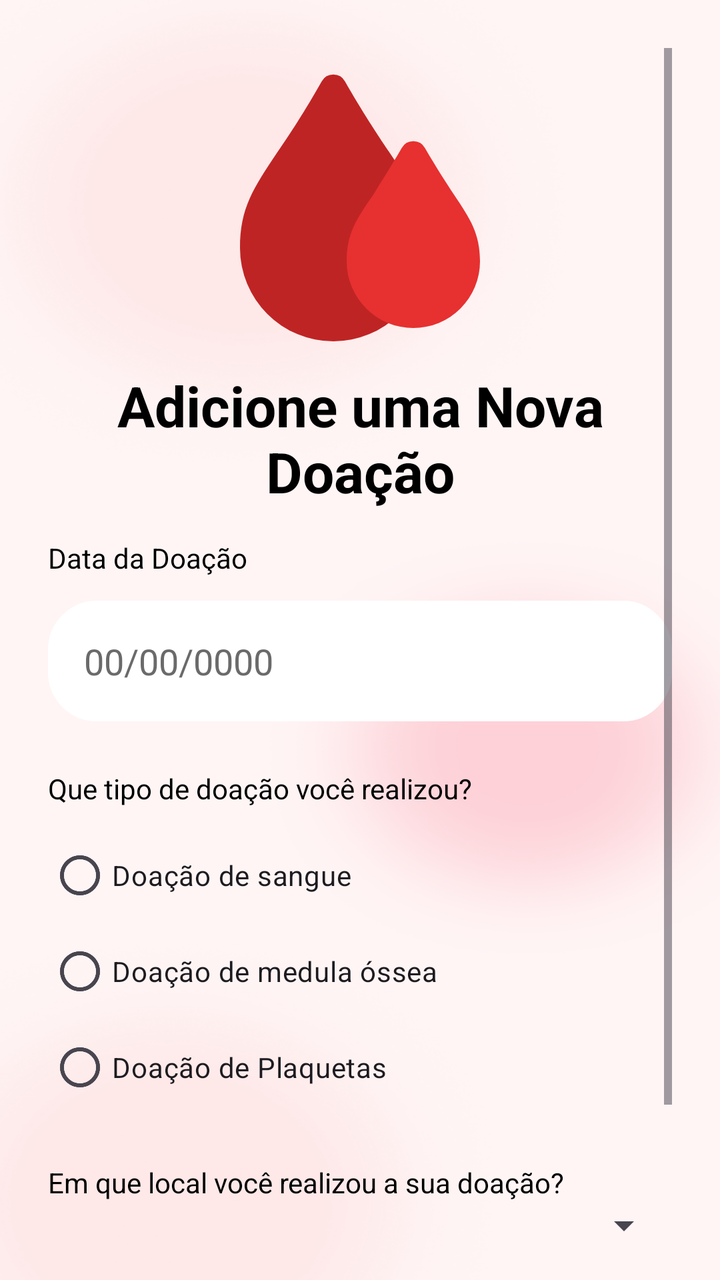
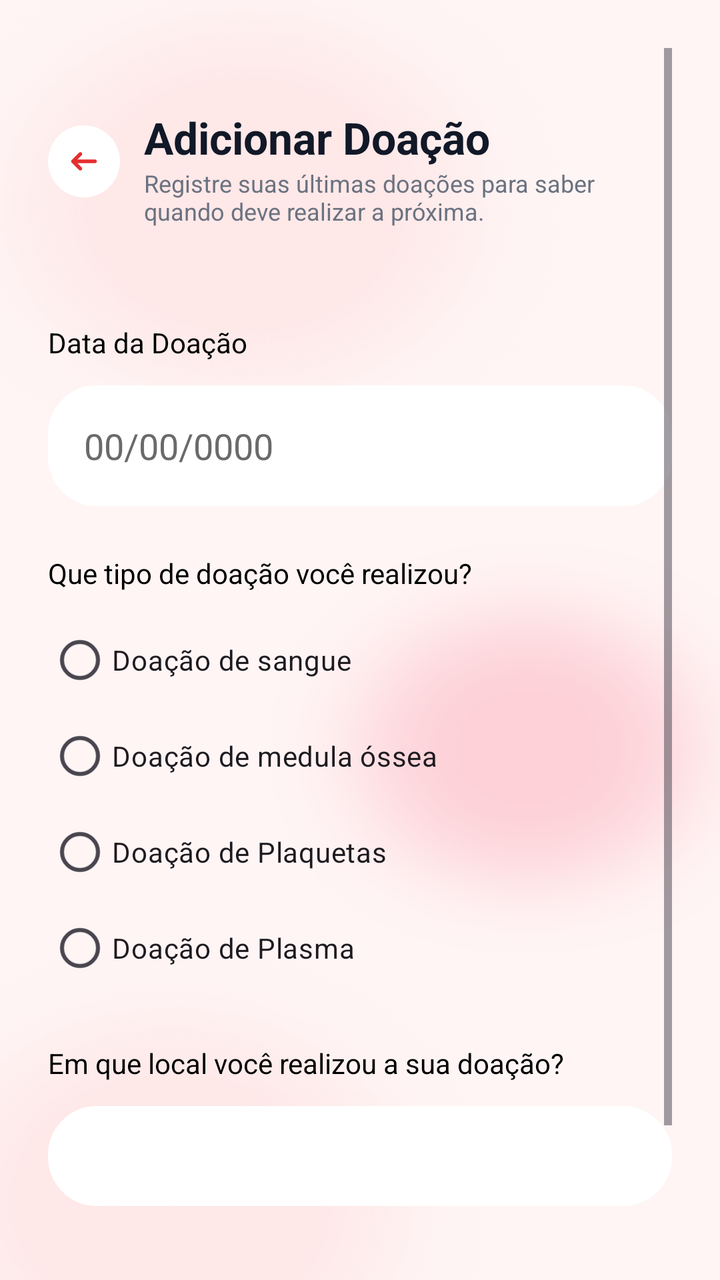

Compare the two renders of this Android layout. The source of the first and the diff that turns it into the second are given below.
<!-- AndroidManifest.xml: application theme Theme.Hemo_Conecta -->
<!-- res/layout/fragment_adicionar_doacao.xml -->
<?xml version="1.0" encoding="utf-8"?>
<ScrollView
    xmlns:android="http://schemas.android.com/apk/res/android"
    xmlns:app="http://schemas.android.com/apk/res-auto"
    xmlns:tools="http://schemas.android.com/tools"
    android:id="@+id/main"
    android:layout_width="match_parent"
    android:layout_height="match_parent"
    android:padding="24dp"
    android:background="@drawable/back_foto"
    android:fillViewport="true">

    <androidx.constraintlayout.widget.ConstraintLayout
        android:layout_width="match_parent"
        android:layout_height="wrap_content">

        <LinearLayout
            android:id="@+id/linear1"
            android:layout_width="wrap_content"
            android:layout_height="wrap_content"
            android:orientation="vertical"
            app:layout_constraintEnd_toEndOf="parent"
            app:layout_constraintStart_toStartOf="parent"
            app:layout_constraintTop_toTopOf="parent">

            <ImageView
                android:id="@+id/imgLogo"
                android:layout_width="160dp"
                android:layout_height="160dp"
                android:src="@drawable/logo" />
        </LinearLayout>

        <TextView
            android:id="@+id/textLogo1"
            android:layout_width="wrap_content"
            android:layout_height="wrap_content"
            android:gravity="center"
            android:text="Adicione uma Nova Doação"
            android:textColor="@color/black"
            android:textSize="28sp"
            android:textStyle="bold"
            app:layout_constraintBottom_toTopOf="@id/text_data_doacao"
            app:layout_constraintEnd_toEndOf="parent"
            app:layout_constraintStart_toStartOf="parent"
            app:layout_constraintTop_toBottomOf="@id/linear1" />

            
                <TextView
                    android:id="@+id/text_data_doacao"
                    android:layout_width="wrap_content"
                    android:layout_height="wrap_content"
                    android:text="Data da Doação"
                    android:textColor="@color/black"
                    android:textSize="14sp"
                    android:layout_marginTop="15dp"
                    app:layout_constraintTop_toBottomOf="@id/textLogo1"/>

                <EditText
                    android:layout_width="match_parent"
                    android:layout_height="wrap_content"
                    android:id="@+id/data_doacao_input"
                    android:hint="00/00/0000"
                    android:textColor="@color/cinza"
                    android:textColorHint="@color/cinza"
                    android:textSize="18sp"
                    android:background="@drawable/rounded_corner"
                    android:padding="18dp"
                    android:layout_marginTop="12dp"
                    android:backgroundTint="@color/white"
                    app:layout_constraintTop_toBottomOf="@id/text_data_doacao"/>

        
        <TextView
            android:id="@+id/text_tipo_doacao"
            android:layout_width="match_parent"
            android:layout_height="wrap_content"
            android:text="Que tipo de doação você realizou?"
            android:textSize="14sp"
            android:textColor="@color/black"
            android:layout_marginTop="24dp"
            app:layout_constraintTop_toBottomOf="@id/data_doacao_input"/>

        <RadioGroup
            android:id="@+id/radio_group_doacao"
            android:layout_width="match_parent"
            android:layout_height="wrap_content"
            android:layout_marginTop="10dp"
            app:layout_constraintTop_toBottomOf="@id/text_tipo_doacao">

            <RadioButton
                android:id="@+id/option_doacao_sangue"
                android:layout_width="match_parent"
                android:layout_height="wrap_content"
                android:text="Doação de sangue"/>

            <RadioButton
                android:id="@+id/option_doacao_medula"
                android:layout_width="match_parent"
                android:layout_height="wrap_content"
                android:text="Doação de medula óssea"/>

            <RadioButton
                android:id="@+id/option_doacao_plaquetas"
                android:layout_width="match_parent"
                android:layout_height="wrap_content"
                android:text="Doação de Plaquetas"/>
        </RadioGroup>

        
        <TextView
            android:id="@+id/text_local_doacao"
            android:layout_width="match_parent"
            android:layout_height="wrap_content"
            android:text="Em que local você realizou a sua doação?"
            android:textSize="14sp"
            android:textColor="@color/black"
            android:layout_marginTop="24dp"
            app:layout_constraintTop_toBottomOf="@id/radio_group_doacao"/>

        <Spinner
            android:layout_width="match_parent"
            android:layout_height="wrap_content"
            android:id="@+id/spinner_local_doacao"
            android:padding="8dp"
            app:layout_constraintTop_toBottomOf="@id/text_local_doacao"/>
        
        <Button
                android:layout_width="match_parent"
                android:layout_height="wrap_content"
                android:text="Cadastrar Doação"
                android:textColor="@color/white"
                android:backgroundTint="@color/vermelho"
                android:padding="18dp"
                android:textSize="18sp"
                android:layout_marginTop="24dp"
                android:id="@+id/buttonCadastrarDoacao"
                app:layout_constraintTop_toBottomOf="@id/spinner_local_doacao"/>
        
    </androidx.constraintlayout.widget.ConstraintLayout>
</ScrollView>
<!-- resources referenced by this layout -->
<resources>
  <color name="black">#000000</color>
  <color name="cinza">#6B6A6A</color>
  <color name="vermelho">#BF2424</color>
  <color name="white">#FFFFFF</color>
  <!-- drawable back_foto: png bitmap (drawable, 76642 bytes) -->
  <!-- drawable logo (drawable) -->
  <vector xmlns:android="http://schemas.android.com/apk/res/android" android:height="60dp" android:viewportHeight="24" android:viewportWidth="24" android:width="60dp">
      <path android:fillColor="#BF2424" android:pathData="M14.17,7.78c-0.89,-1.33 -2,-3 -3.3,-5.28a1,1 0,0 0,-1.74 0c-1.31,2.31 -2.41,4 -3.3,5.28C4,10.52 3,12 3,15a7,7 0,0 0,14 0C17,12 16,10.52 14.17,7.78Z"/>
      <path android:fillColor="#E73030" android:pathData="M19.05,11c-0.58,-0.88 -1.31,-2 -2.18,-3.5a1,1 0,0 0,-1.74 0C14.26,9 13.53,10.12 13,11 11.73,12.82 11,13.92 11,16a5,5 0,0 0,10 0C21,13.92 20.27,12.82 19.05,11Z"/>
  </vector>
  <!-- drawable rounded_corner (drawable) -->
  <?xml version="1.0" encoding="utf-8"?>
  <shape xmlns:android="http://schemas.android.com/apk/res/android"
      android:shape="rectangle">
      <corners android:radius="24dp"/>
      <stroke android:width="1dp" android:color="@color/white"/>
  
  </shape>
  <style name="Theme.Hemo_Conecta" parent="Base.Theme.Hemo_Conecta" />
  <style name="Base.Theme.Hemo_Conecta" parent="Theme.Material3.DayNight.NoActionBar">
          
          
      </style>
</resources>

<!-- the commit's change to res/layout/fragment_adicionar_doacao.xml (unified diff, before → after) -->
@@ -14,60 +14,86 @@
         android:layout_width="match_parent"
         android:layout_height="wrap_content">
 
+        
         <LinearLayout
-            android:id="@+id/linear1"
-            android:layout_width="wrap_content"
+            android:id="@+id/linear_topo"
+            android:layout_width="match_parent"
             android:layout_height="wrap_content"
-            android:orientation="vertical"
-            app:layout_constraintEnd_toEndOf="parent"
+            android:gravity="center_vertical"
+            android:orientation="horizontal"
+            app:layout_constraintTop_toTopOf="parent"
             app:layout_constraintStart_toStartOf="parent"
-            app:layout_constraintTop_toTopOf="parent">
+            app:layout_constraintEnd_toEndOf="parent">
 
-            <ImageView
-                android:id="@+id/imgLogo"
-                android:layout_width="160dp"
-                android:layout_height="160dp"
-                android:src="@drawable/logo" />
+            <FrameLayout
+                android:id="@+id/btnBack"
+                android:layout_width="36dp"
+                android:layout_height="36dp"
+                android:background="@drawable/bg_icon"
+                android:backgroundTint="@color/white">
+
+                <ImageView
+                    android:layout_width="22dp"
+                    android:layout_height="22dp"
+                    android:layout_gravity="center"
+                    android:contentDescription="Voltar"
+                    android:src="@drawable/ic_back" />
+            </FrameLayout>
+
+            <LinearLayout
+                android:layout_width="match_parent"
+                android:layout_height="wrap_content"
+                android:layout_marginStart="12dp"
+                android:orientation="vertical">
+
+                <TextView
+                    android:layout_width="wrap_content"
+                    android:layout_height="wrap_content"
+                    android:text="Adicionar Doação"
+                    android:textColor="#111827"
+                    android:textSize="22sp"
+                    android:textStyle="bold"
+                    android:layout_marginTop="30dp"/>
+
+                <TextView
+                    android:layout_width="wrap_content"
+                    android:layout_height="wrap_content"
+                    android:text="Registre suas últimas doações para saber quando deve realizar a próxima."
+                    android:textColor="#6B7280"
+                    android:textSize="12sp"
+                    android:layout_marginBottom="24dp"/>
+            </LinearLayout>
         </LinearLayout>
 
+        
         <TextView
-            android:id="@+id/textLogo1"
-            android:layout_width="wrap_content"
+            android:id="@+id/text_data_doacao"
+            android:layout_width="match_parent"
             android:layout_height="wrap_content"
-            android:gravity="center"
-            android:text="Adicione uma Nova Doação"
+            android:text="Data da Doação"
             android:textColor="@color/black"
-            android:textSize="28sp"
-            android:textStyle="bold"
-            app:layout_constraintBottom_toTopOf="@id/text_data_doacao"
-            app:layout_constraintEnd_toEndOf="parent"
+            android:textSize="14sp"
+            android:layout_marginTop="24dp"
+            app:layout_constraintTop_toBottomOf="@id/linear_topo"
             app:layout_constraintStart_toStartOf="parent"
-            app:layout_constraintTop_toBottomOf="@id/linear1" />
+            app:layout_constraintEnd_toEndOf="parent"/>
 
-            
-                <TextView
-                    android:id="@+id/text_data_doacao"
-                    android:layout_width="wrap_content"
-                    android:layout_height="wrap_content"
-                    android:text="Data da Doação"
-                    android:textColor="@color/black"
-                    android:textSize="14sp"
-                    android:layout_marginTop="15dp"
-                    app:layout_constraintTop_toBottomOf="@id/textLogo1"/>
-
-                <EditText
-                    android:layout_width="match_parent"
-                    android:layout_height="wrap_content"
-                    android:id="@+id/data_doacao_input"
-                    android:hint="00/00/0000"
-                    android:textColor="@color/cinza"
-                    android:textColorHint="@color/cinza"
-                    android:textSize="18sp"
-                    android:background="@drawable/rounded_corner"
-                    android:padding="18dp"
-                    android:layout_marginTop="12dp"
-                    android:backgroundTint="@color/white"
-                    app:layout_constraintTop_toBottomOf="@id/text_data_doacao"/>
+        <EditText
+            android:id="@+id/data_doacao_input"
+            android:layout_width="match_parent"
+            android:layout_height="wrap_content"
+            android:hint="00/00/0000"
+            android:textColor="@color/cinza"
+            android:textColorHint="@color/cinza"
+            android:textSize="18sp"
+            android:background="@drawable/rounded_corner"
+            android:backgroundTint="@color/white"
+            android:padding="18dp"
+            android:inputType="date"
+            android:layout_marginTop="12dp"
+            app:layout_constraintTop_toBottomOf="@id/text_data_doacao"
+            app:layout_constraintStart_toStartOf="parent"
+            app:layout_constraintEnd_toEndOf="parent"/>
 
         
         <TextView
@@ -78,14 +104,18 @@
             android:textSize="14sp"
             android:textColor="@color/black"
             android:layout_marginTop="24dp"
-            app:layout_constraintTop_toBottomOf="@id/data_doacao_input"/>
+            app:layout_constraintTop_toBottomOf="@id/data_doacao_input"
+            app:layout_constraintStart_toStartOf="parent"
+            app:layout_constraintEnd_toEndOf="parent"/>
 
         <RadioGroup
             android:id="@+id/radio_group_doacao"
             android:layout_width="match_parent"
             android:layout_height="wrap_content"
             android:layout_marginTop="10dp"
-            app:layout_constraintTop_toBottomOf="@id/text_tipo_doacao">
+            app:layout_constraintTop_toBottomOf="@id/text_tipo_doacao"
+            app:layout_constraintStart_toStartOf="parent"
+            app:layout_constraintEnd_toEndOf="parent">
 
             <RadioButton
                 android:id="@+id/option_doacao_sangue"
@@ -104,6 +134,12 @@
                 android:layout_width="match_parent"
                 android:layout_height="wrap_content"
                 android:text="Doação de Plaquetas"/>
+
+            <RadioButton
+                android:id="@+id/option_doacao_plasma"
+                android:layout_width="match_parent"
+                android:layout_height="wrap_content"
+                android:text="Doação de Plasma"/>
         </RadioGroup>
 
         
@@ -115,26 +151,36 @@
             android:textSize="14sp"
             android:textColor="@color/black"
             android:layout_marginTop="24dp"
-            app:layout_constraintTop_toBottomOf="@id/radio_group_doacao"/>
+            app:layout_constraintTop_toBottomOf="@id/radio_group_doacao"
+            app:layout_constraintStart_toStartOf="parent"
+            app:layout_constraintEnd_toEndOf="parent"/>
 
         <Spinner
+            android:id="@+id/spinner_local_doacao"
+            android:layout_width="match_parent"
+            android:layout_height="50dp"
+            android:background="@drawable/rounded_corner"
+            android:backgroundTint="@color/white"
+            android:padding="8dp"
+            android:layout_marginTop="12dp"
+            app:layout_constraintTop_toBottomOf="@id/text_local_doacao"
+            app:layout_constraintStart_toStartOf="parent"
+            app:layout_constraintEnd_toEndOf="parent"/>
+
+        
+        <Button
+            android:id="@+id/buttonCadastrarDoacao"
             android:layout_width="match_parent"
             android:layout_height="wrap_content"
-            android:id="@+id/spinner_local_doacao"
-            android:padding="8dp"
-            app:layout_constraintTop_toBottomOf="@id/text_local_doacao"/>
-        
-        <Button
-                android:layout_width="match_parent"
-                android:layout_height="wrap_content"
-                android:text="Cadastrar Doação"
-                android:textColor="@color/white"
-                android:backgroundTint="@color/vermelho"
-                android:padding="18dp"
-                android:textSize="18sp"
-                android:layout_marginTop="24dp"
-                android:id="@+id/buttonCadastrarDoacao"
-                app:layout_constraintTop_toBottomOf="@id/spinner_local_doacao"/>
-        
+            android:text="Cadastrar Doação"
+            android:textColor="@color/white"
+            android:backgroundTint="@color/vermelho"
+            android:padding="18dp"
+            android:textSize="18sp"
+            android:layout_marginTop="32dp"
+            app:layout_constraintTop_toBottomOf="@id/spinner_local_doacao"
+            app:layout_constraintStart_toStartOf="parent"
+            app:layout_constraintEnd_toEndOf="parent"/>
+
     </androidx.constraintlayout.widget.ConstraintLayout>
 </ScrollView>
<!-- resource entries referenced after the edit -->
@@ -5,10 +5,16 @@
   <color name="vermelho">#BF2424</color>
   <color name="white">#FFFFFF</color>
   <!-- drawable back_foto: png bitmap (drawable, 76642 bytes) -->
-  <!-- drawable logo (drawable) -->
-  <vector xmlns:android="http://schemas.android.com/apk/res/android" android:height="60dp" android:viewportHeight="24" android:viewportWidth="24" android:width="60dp">
-      <path android:fillColor="#BF2424" android:pathData="M14.17,7.78c-0.89,-1.33 -2,-3 -3.3,-5.28a1,1 0,0 0,-1.74 0c-1.31,2.31 -2.41,4 -3.3,5.28C4,10.52 3,12 3,15a7,7 0,0 0,14 0C17,12 16,10.52 14.17,7.78Z"/>
-      <path android:fillColor="#E73030" android:pathData="M19.05,11c-0.58,-0.88 -1.31,-2 -2.18,-3.5a1,1 0,0 0,-1.74 0C14.26,9 13.53,10.12 13,11 11.73,12.82 11,13.92 11,16a5,5 0,0 0,10 0C21,13.92 20.27,12.82 19.05,11Z"/>
+  <!-- drawable bg_icon (drawable) -->
+  <?xml version="1.0" encoding="utf-8"?>
+  <shape xmlns:android="http://schemas.android.com/apk/res/android"
+      android:shape="oval">
+  </shape>
+  <!-- drawable ic_back (drawable) -->
+  <vector xmlns:android="http://schemas.android.com/apk/res/android" android:height="20dp" android:viewportHeight="512" android:viewportWidth="512" android:width="20dp">
+        
+      <path android:fillColor="#E52E2E" android:pathData="M110.93,243.24c-0.23,0.3 -0.46,0.6 -0.67,0.91c-0.2,0.3 -0.38,0.62 -0.57,0.93c-0.17,0.28 -0.35,0.56 -0.51,0.86c-0.17,0.32 -0.31,0.65 -0.47,0.97c-0.14,0.31 -0.3,0.61 -0.43,0.92c-0.13,0.31 -0.24,0.64 -0.35,0.96c-0.12,0.34 -0.25,0.67 -0.35,1.01c-0.1,0.32 -0.17,0.65 -0.25,0.97c-0.09,0.35 -0.19,0.7 -0.26,1.05c-0.07,0.38 -0.12,0.75 -0.17,1.13c-0.04,0.31 -0.1,0.62 -0.14,0.93c-0.14,1.4 -0.14,2.81 0,4.21c0.03,0.31 0.09,0.62 0.14,0.93c0.05,0.38 0.1,0.76 0.17,1.13c0.07,0.36 0.17,0.7 0.26,1.05c0.08,0.32 0.15,0.65 0.25,0.97c0.1,0.34 0.23,0.68 0.35,1.01c0.12,0.32 0.22,0.64 0.35,0.96c0.13,0.31 0.28,0.62 0.43,0.92c0.15,0.32 0.3,0.65 0.47,0.97c0.16,0.29 0.34,0.57 0.51,0.86c0.19,0.31 0.36,0.63 0.57,0.93c0.21,0.31 0.44,0.61 0.67,0.91c0.19,0.25 0.37,0.52 0.57,0.76c0.44,0.54 0.9,1.05 1.39,1.54c0.01,0.01 0.01,0.02 0.02,0.02l85.33,85.33c8.33,8.33 21.84,8.33 30.17,0c8.33,-8.33 8.33,-21.84 0,-30.17l-48.92,-48.92H384c11.78,0 21.33,-9.55 21.33,-21.33s-9.55,-21.33 -21.33,-21.33H179.5l48.92,-48.92c8.33,-8.33 8.33,-21.84 0,-30.17s-21.84,-8.33 -30.17,0l-85.33,85.33c-0.01,0.01 -0.01,0.02 -0.02,0.02c-0.49,0.49 -0.95,1 -1.39,1.54C111.3,242.73 111.12,242.99 110.93,243.24z"/>
+      
   </vector>
   <!-- drawable rounded_corner (drawable) -->
   <?xml version="1.0" encoding="utf-8"?>
